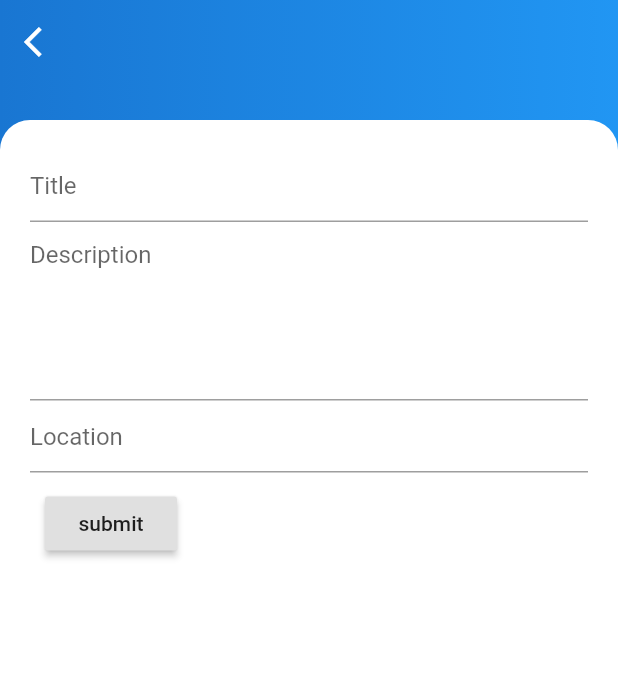
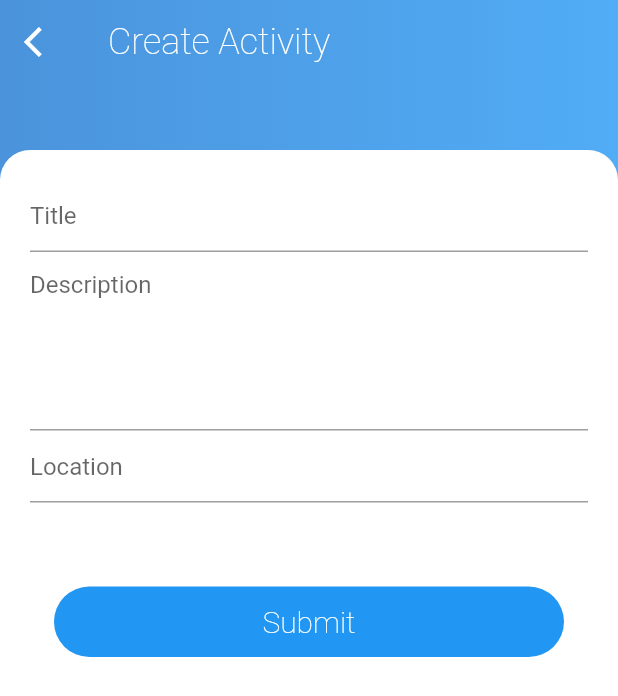
Before and after one commit to FleeToday/whatup, a Flutter app: the ActivityCreateScreen screen opened by its route, on a phone screen of 412 x 824 dp. Shown: the top 696 px of the screen. Run offline on Flutter 3.47's test engine with Material 2 defaults, Android fonts, the phone set to English and light mode, and no system bars; our stand-ins replace bloc, cloud_firestore, equatable, firebase_auth, flutter_bloc, flutter_swiper and 2 more; missing offline and left inert: flutter_google_places, geoflutterfire, google_maps_webservice; accounts and stored records are empty.

Commit message:
refine activity card

```diff
--- a/lib/main.dart
+++ b/lib/main.dart
@@ -24,6 +24,8 @@ class MyApp extends StatelessWidget {
       ..add(ResetCamera());
     final AuthBloc authBloc = AuthBloc(Repository())..add(CheckSignIn());
     final UserProfileBloc userProfileBloc = UserProfileBloc(Repository());
+    TextTheme textTheme = Theme.of(context).textTheme;
+
 
     return MultiBlocProvider(
         providers: [
--- a/lib/screens/ActivityCreateScreen/ActivityCreateScreen.dart
+++ b/lib/screens/ActivityCreateScreen/ActivityCreateScreen.dart
@@ -32,7 +32,7 @@ class _ActivityCreateScreenState extends State<ActivityCreateScreen> {
     super.initState();
     Future.delayed(Duration(milliseconds: 20), () {
       this.setState(() {
-        animatingPadding = 80;
+        animatingPadding = 100;
       });
     });
   }
@@ -65,7 +65,14 @@ class _ActivityCreateScreenState extends State<ActivityCreateScreen> {
   @override
   Widget build(BuildContext context) {
     return Scaffold(
+      backgroundColor: Colors.white.withOpacity(0),
       appBar: AppBar(
+        title: Text("Create Activity",
+                      textAlign: TextAlign.center,
+                      style: TextStyle(
+                          color: Colors.white,
+                          fontSize: 24,
+                          fontWeight: FontWeight.w200,),),
         backgroundColor: Colors.transparent,
         elevation: 0,
         leading: new IconButton(
@@ -87,8 +94,8 @@ class _ActivityCreateScreenState extends State<ActivityCreateScreen> {
               1.0,
             ],
             colors: [
-              Theme.of(context).primaryColorDark,
-              Theme.of(context).primaryColor,
+              Theme.of(context).primaryColorDark.withAlpha(200),
+              Theme.of(context).primaryColor.withAlpha(200),
             ],
           ),
         ),
@@ -100,7 +107,7 @@ class _ActivityCreateScreenState extends State<ActivityCreateScreen> {
             child: Form(
               key: _formKey,
               child: Column(
-                crossAxisAlignment: CrossAxisAlignment.start,
+                crossAxisAlignment: CrossAxisAlignment.stretch,
                 children: <Widget>[
                   TextFormField(
                     decoration: InputDecoration(hintText: "Title"),
@@ -134,11 +141,27 @@ class _ActivityCreateScreenState extends State<ActivityCreateScreen> {
                     },
                   ),
                   Padding(
-                      padding: const EdgeInsets.all(10),
-                      child: RaisedButton(
+                      padding: const EdgeInsets.only(top: 40),
+                      child: FlatButton(
                         onPressed: _formSubmit,
-                        child: Text("submit"),
-                      ))
+                         textColor: Colors.white,
+                            padding: const EdgeInsets.all(0.0),
+                            color: Colors.transparent,
+                            child: AnimatedContainer(
+                              decoration: BoxDecoration(
+                                  color: Theme.of(context).primaryColor,
+                                  borderRadius:
+                                      BorderRadius.all(Radius.circular(25))),
+                              duration: Duration(milliseconds: 500),
+                              padding: const EdgeInsets.all(12.0),
+                              margin: const EdgeInsets.all(16.0),
+                              child: const Text('Submit',
+                                  style: TextStyle(
+                                      fontSize: 20,
+                                      fontWeight: FontWeight.w200)),
+                              alignment: Alignment.center,
+                            ),
+                      ),),
                 ],
               ),
             )),
--- a/lib/screens/HomeScreen/LocationSearchInputWidget.dart
+++ b/lib/screens/HomeScreen/LocationSearchInputWidget.dart
@@ -10,7 +10,9 @@ class FadeRoute extends PageRouteBuilder {
   final Widget page;
   FadeRoute({this.page})
       : super(
+        opaque: false,
           pageBuilder: (
+
             BuildContext context,
             Animation<double> animation,
             Animation<double> secondaryAnimation,
```
Also changed, not shown: lib/screens/HomeScreen/widgets/ActivityCard.dart (+19 -7 lines), lib/screens/HomeScreen/widgets/ActivityTime.dart (+6 -5 lines), lib/screens/ProfileScreen/CreateProfileScreen.dart (+3 -5 lines).
